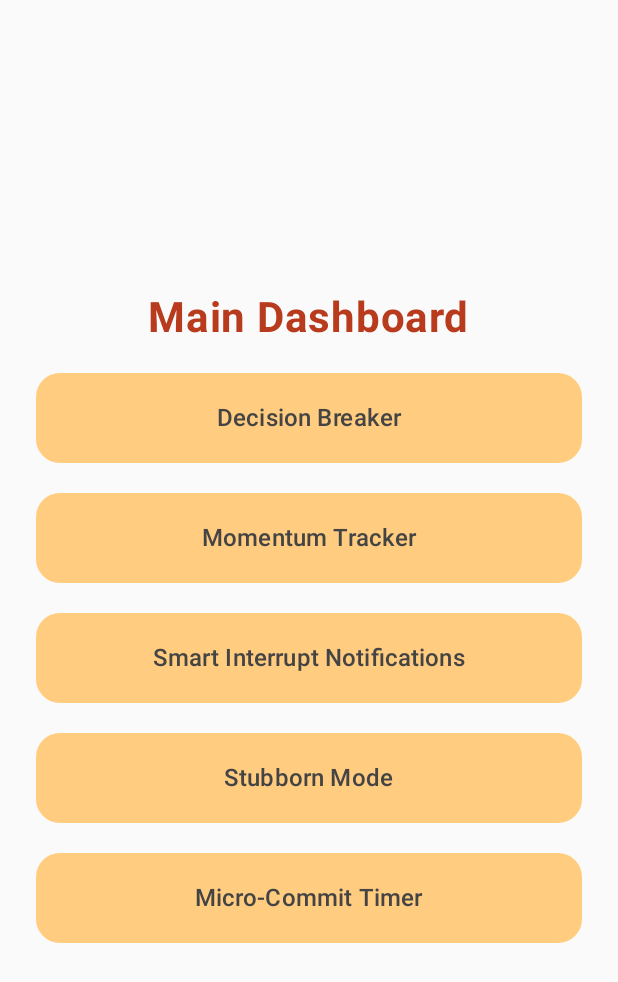
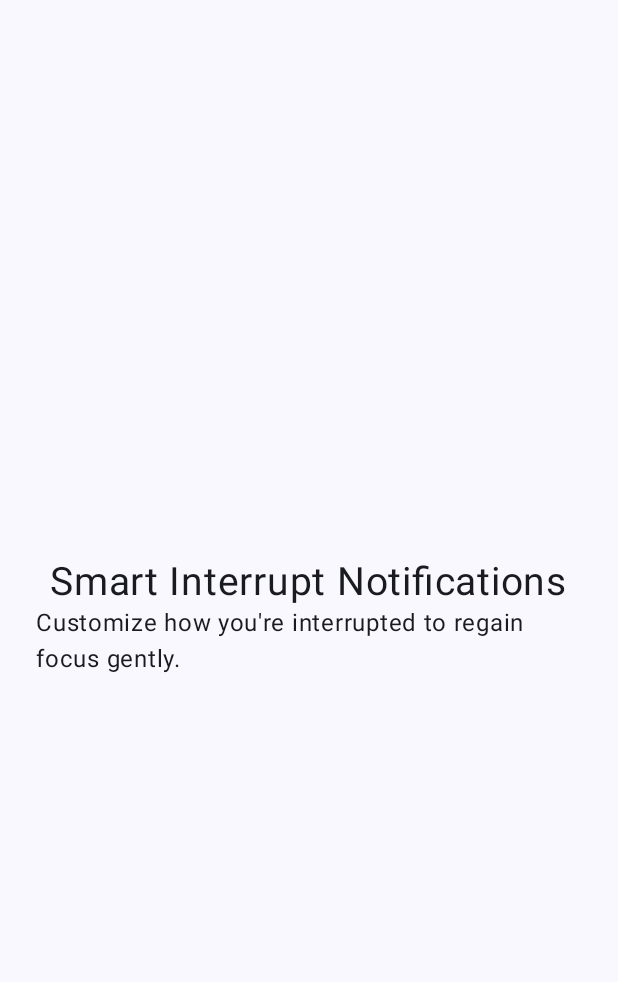
Before and after one commit to SarasotaSmile20/Done-ish, an Android app built with Jetpack Compose: the DashboardScreen screen opened through its navigation route, after a tap on "Smart Interrupt Notifications", on a phone screen of 412 x 824 dp. Shown: the top 982 px of the screen. Run offline under Robolectric (Android 15) with nearby library versions, the phone set to English and light mode, and no system bars.

Commit message:
added other screens

```diff
--- a/app/src/main/java/com/example/done_ishapp/MainActivity.kt
+++ b/app/src/main/java/com/example/done_ishapp/MainActivity.kt
@@ -1,6 +1,8 @@
 package com.example.done_ishapp
 
 import android.os.Bundle
+import android.os.Parcel
+import android.os.Parcelable
 import androidx.activity.ComponentActivity
 import androidx.activity.compose.setContent
 import androidx.activity.enableEdgeToEdge
@@ -8,8 +10,15 @@ import androidx.navigation.compose.NavHost
 import androidx.navigation.compose.composable
 import androidx.navigation.compose.rememberNavController
 import com.example.done_ishapp.ui.theme.DoneishAppTheme
+import androidx.compose.foundation.layout.*
+import androidx.compose.material3.*
+import androidx.compose.runtime.Composable
+import androidx.compose.ui.Alignment
+import androidx.compose.ui.Modifier
+import androidx.compose.ui.unit.sp
 
 class MainActivity : ComponentActivity() {
+
     override fun onCreate(savedInstanceState: Bundle?) {
         super.onCreate(savedInstanceState)
         enableEdgeToEdge()
@@ -17,14 +26,37 @@ class MainActivity : ComponentActivity() {
             DoneishAppTheme {
                 val navController = rememberNavController()
                 NavHost(navController = navController, startDestination = "welcome") {
+
                     composable("welcome") {
                         DoneishWelcomeScreen(navController)
                     }
+
                     composable("login") {
                         DoneishLoginScreen(navController)
                     }
+
                     composable("dashboard") {
                         DashboardScreen(navController)
+                    }
+
+                    composable("decision") {
+                        DecisionBreakerScreen(navController)
+                    }
+
+                    composable("momentum") {
+                        MomentumTrackerScreen(navController)
+                    }
+
+                    composable("interrupts") {
+                        SmartInterruptsScreen(navController)
+                    }
+
+                    composable("stubborn") {
+                        StubbornModeScreen(navController)
+                    }
+
+                    composable("microcommit") {
+                        MicroCommitTimerScreen(navController)
                     }
                 }
             }
--- /dev/null
+++ b/app/src/main/java/com/example/done_ishapp/SmartInterruptScreen.kt
@@ -0,0 +1,37 @@
+package com.example.done_ishapp
+
+import androidx.compose.foundation.layout.*
+import androidx.compose.material3.*
+import androidx.compose.runtime.Composable
+import androidx.compose.ui.Alignment
+import androidx.compose.ui.Modifier
+import androidx.compose.ui.unit.dp
+import androidx.compose.ui.unit.sp
+import androidx.navigation.NavController
+import androidx.compose.ui.tooling.preview.Preview
+import androidx.navigation.compose.rememberNavController
+import com.example.done_ishapp.ui.theme.DoneishAppTheme
+
+@Composable
+fun SmartInterruptsScreen(navController: NavController) {
+    Surface(modifier = Modifier.fillMaxSize()) {
+        Column(
+            modifier = Modifier
+                .fillMaxSize()
+                .padding(24.dp),
+            verticalArrangement = Arrangement.Center,
+            horizontalAlignment = Alignment.CenterHorizontally
+        ) {
+            Text("Smart Interrupt Notifications", fontSize = 26.sp)
+            Text("Customize how you're interrupted to regain focus gently.", fontSize = 16.sp)
+        }
+    }
+}
+
+@Preview(showBackground = true)
+@Composable
+fun SmartInterruptsPreview() {
+    DoneishAppTheme {
+        SmartInterruptsScreen(rememberNavController())
+    }
+}
```
Also changed, not shown: app/src/main/java/com/example/done_ishapp/DashboardScreen.kt (+5 -5 lines), app/src/main/java/com/example/done_ishapp/DecisionBreakerScreen.kt (added, +37 -0 lines), app/src/main/java/com/example/done_ishapp/MicroCommitTimerScreen.kt (added, +37 -0 lines), app/src/main/java/com/example/done_ishapp/MomentumTrackerScreen.kt (added, +37 -0 lines), app/src/main/java/com/example/done_ishapp/StubbornModeScreen.kt (added, +37 -0 lines).
